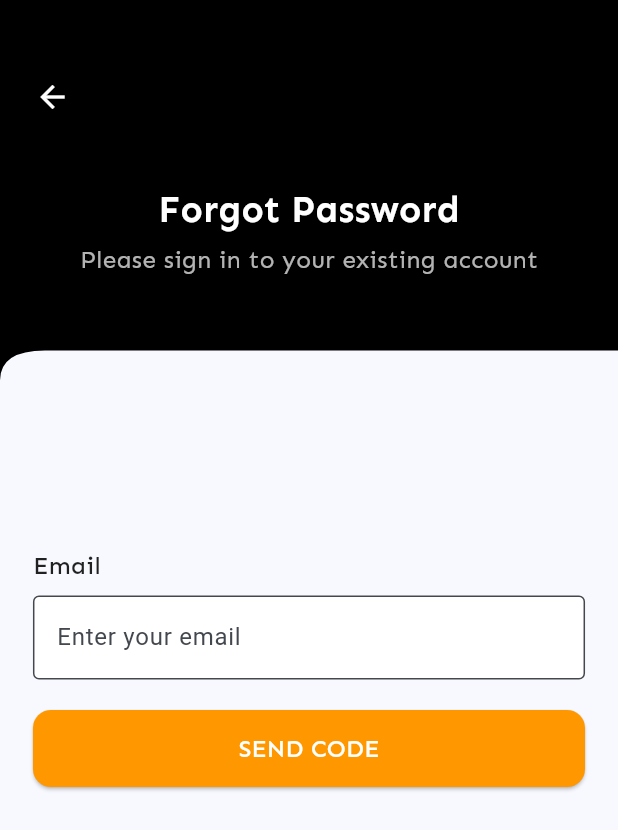
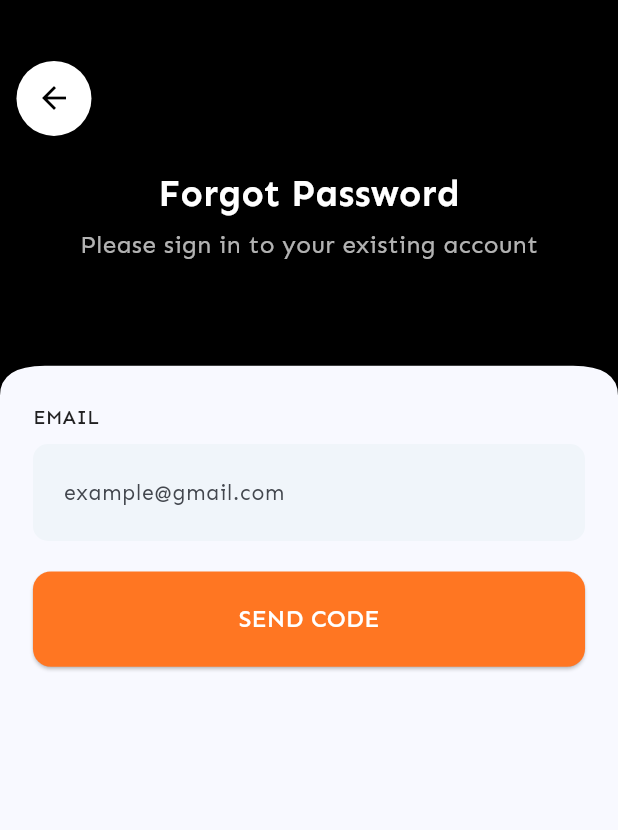
Before and after one commit to TI-POLINDRA/PEMOBILE2-D4RPL2B-PRAKTIKUM4, a Flutter app: the ForgotPasswordScreen screen opened directly, on a phone screen of 412 x 824 dp. Shown: the top 830 px of the screen. Run offline on Flutter 3.47's test engine with Material 3 defaults, Android fonts, the phone set to English and light mode, and no system bars; our stand-ins replace flutter_screenutil.

Commit message:
Forgot_Screen

```diff
--- a/lib/screens/forgot_screen.dart
+++ b/lib/screens/forgot_screen.dart
@@ -7,6 +7,7 @@ class ForgotPasswordScreen extends StatelessWidget {
   @override
   Widget build(BuildContext context) {
     return Scaffold(
+      resizeToAvoidBottomInset: true, // Memastikan UI tetap stabil saat keyboard muncul
       body: Stack(
         children: [
           // Background dengan efek kurva
@@ -14,12 +15,12 @@ class ForgotPasswordScreen extends StatelessWidget {
             clipper: TCustomCurvedEdges(),
             child: Container(
               width: MediaQuery.of(context).size.width, // Lebar penuh
-              height: 250.h,
+              height: 260.h,
               color: Colors.black, // Warna header
               child: Column(
                 mainAxisAlignment: MainAxisAlignment.start, // Geser ke atas
                 children: [
-                  SizedBox(height: 120.h), // Tambah jarak atas
+                  SizedBox(height: 110.h), // Mengatur jarak atas agar lebih proporsional
                   Text(
                     "Forgot Password",
                     style: TextStyle(
@@ -44,21 +45,18 @@ class ForgotPasswordScreen extends StatelessWidget {
           ),
 
           // Isi konten di bawah header
-          Align(
-            alignment: Alignment(0, 0.1), // Menggeser form lebih ke bawah lagi
-            child: Padding(
-              padding:
-                  EdgeInsets.symmetric(horizontal: 20.w), // Padding horizontal
+          Padding(
+            padding: EdgeInsets.symmetric(horizontal: 20.w, vertical: 10.h), // Memberikan padding agar lebih proporsional
             child: Column(
               mainAxisSize: MainAxisSize.min,
-                crossAxisAlignment:
-                    CrossAxisAlignment.start, // Agar teks rata kiri
+              crossAxisAlignment: CrossAxisAlignment.start, // Agar teks rata kiri
               children: [
+                SizedBox(height: 255.h), // Mengangkat posisi email lebih ke atas
                 Text(
-                    "Email",
+                  "EMAIL",
                   style: TextStyle(
                     fontFamily: 'Sen',
-                      fontSize: 16.sp,
+                    fontSize: 13.sp,
                     fontWeight: FontWeight.w500,
                     color: Colors.black87,
                   ),
@@ -66,25 +64,30 @@ class ForgotPasswordScreen extends StatelessWidget {
                 SizedBox(height: 8.h), // Jarak antara label dan input
                  TextField(
                   decoration: InputDecoration(
-                      border: OutlineInputBorder(),
-                      hintText: 'Enter your email',
-                      fillColor: Colors.white,
+                    border: OutlineInputBorder(
+                      borderRadius: BorderRadius.circular(10),
+                      borderSide: BorderSide.none,
+                    ),
+                    hintText: 'example@gmail.com',
+                    hintStyle: TextStyle(
+                      fontFamily: 'Sen',
+                      fontSize: 14.sp,
+                    ),
+                    fillColor: Color(0xFFF0F5FA), // Warna #F0F5FA
                     filled: true,
+                    contentPadding: EdgeInsets.symmetric(vertical: 20.h, horizontal: 15.w), // Padding 20h & geser hintText ke kanan
                   ),
                 ),
+                SizedBox(height: 20.h), // Menambah lebih banyak jarak ke tombol
                SizedBox(
-                      height: 20.h), // Menambah lebih banyak jarak ke tombol
-                  SizedBox(
-                    width:
-                        double.infinity, // Lebar tombol mengikuti input email
+                  width: double.infinity, // Lebar tombol mengikuti input email
                   child: ElevatedButton(
                     onPressed: () {},
                     style: ElevatedButton.styleFrom(
-                        backgroundColor: Colors.orange,
-                        padding: EdgeInsets.symmetric(vertical: 14.h),
+                      backgroundColor: Color(0xFFFF7622), // Warna tombol #FF7622
+                      padding: EdgeInsets.symmetric(vertical: 20.h),
                       shape: RoundedRectangleBorder(
-                          borderRadius:
-                              BorderRadius.circular(12), // Border radius tombol
+                        borderRadius: BorderRadius.circular(12), // Border radius tombol
                       ),
                     ),
                     child: Text(
@@ -100,15 +103,36 @@ class ForgotPasswordScreen extends StatelessWidget {
               ],
             ),
           ),
-          ),
 
-          // Tombol back
+
+          // Tombol back dengan padding circular
                     Positioned(
             top: 40.h,
             left: 10.w,
-            child: IconButton(
-              icon: Icon(Icons.arrow_back, color: Colors.white),
-              onPressed: () => Navigator.pop(context),
+            child: GestureDetector(
+              onTap: () => Navigator.pop(context),
+              child: Container(
+                width: 50,
+                height: 50,
+                decoration: BoxDecoration(
+                  color: Colors.white,
+                  shape: BoxShape.circle,
+                  boxShadow: [
+                    BoxShadow(
+                      color: Colors.black26,
+                      blurRadius: 4,
+                      offset: Offset(0, 2),
+                    ),
+                  ],
+                ),
+                child: Center(
+                  child: Icon(
+                    Icons.arrow_back,
+                    color: Colors.black,
+                    size: 24,
+                  ),
+                ),
+              ),
             ),
           ),
         ],
@@ -117,6 +141,7 @@ class ForgotPasswordScreen extends StatelessWidget {
   }
 }
 
+
 // Custom Clipper untuk efek kurva
 class TCustomCurvedEdges extends CustomClipper<Path> {
   @override
@@ -124,17 +149,29 @@ class TCustomCurvedEdges extends CustomClipper<Path> {
     var path = Path();
     path.lineTo(0, size.height);
 
+    // Kurva kiri
     final firstCurve = Offset(0, size.height - 20);
     final lastCurve = Offset(30, size.height - 20);
     path.quadraticBezierTo(
-        firstCurve.dx, firstCurve.dy, lastCurve.dx, lastCurve.dy);
+      firstCurve.dx, firstCurve.dy,
+      lastCurve.dx, lastCurve.dy
+    );
 
-    final secondFirstCurve = Offset(0, size.height - 20);
-    final secondLastCurve = Offset(size.width, size.height - 20);
-    path.quadraticBezierTo(secondFirstCurve.dx, secondFirstCurve.dy,
-        secondLastCurve.dx, secondLastCurve.dy);
+    // Kurva kanan
+    final secondFirstCurve = Offset(0, size.height - 20); // Perbaikan
+    final secondLastCurve = Offset(size.width - 30, size.height - 20);
+    path.quadraticBezierTo(
+      secondFirstCurve.dx, secondFirstCurve.dy,
+      secondLastCurve.dx, secondLastCurve.dy
+    );
 
-    path.lineTo(size.width, size.height);
+    final thirdFirstCurve = Offset(size.width, size.height - 20); // Perbaikan
+    final thirdLastCurve = Offset(size.width, size.height);
+    path.quadraticBezierTo(
+      thirdFirstCurve.dx, thirdFirstCurve.dy,
+      thirdLastCurve.dx, thirdLastCurve.dy
+    );
+
     path.lineTo(size.width, 0);
     path.close();
     return path;
```
Lines whose indentation alone changed are shown as unchanged.
